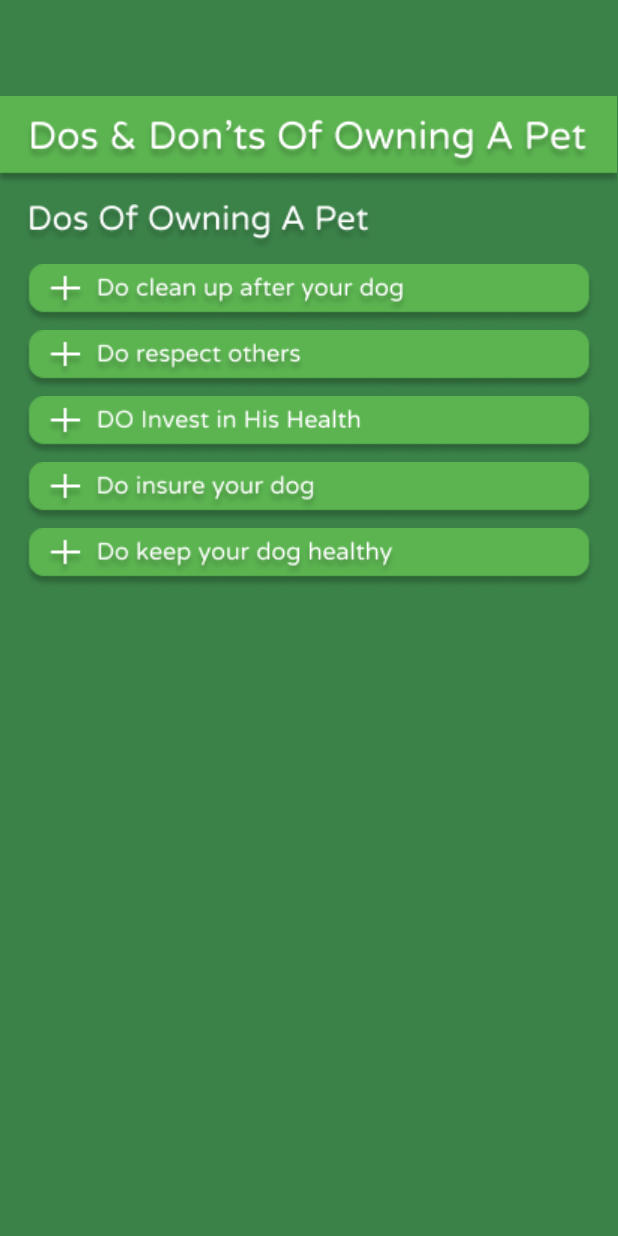
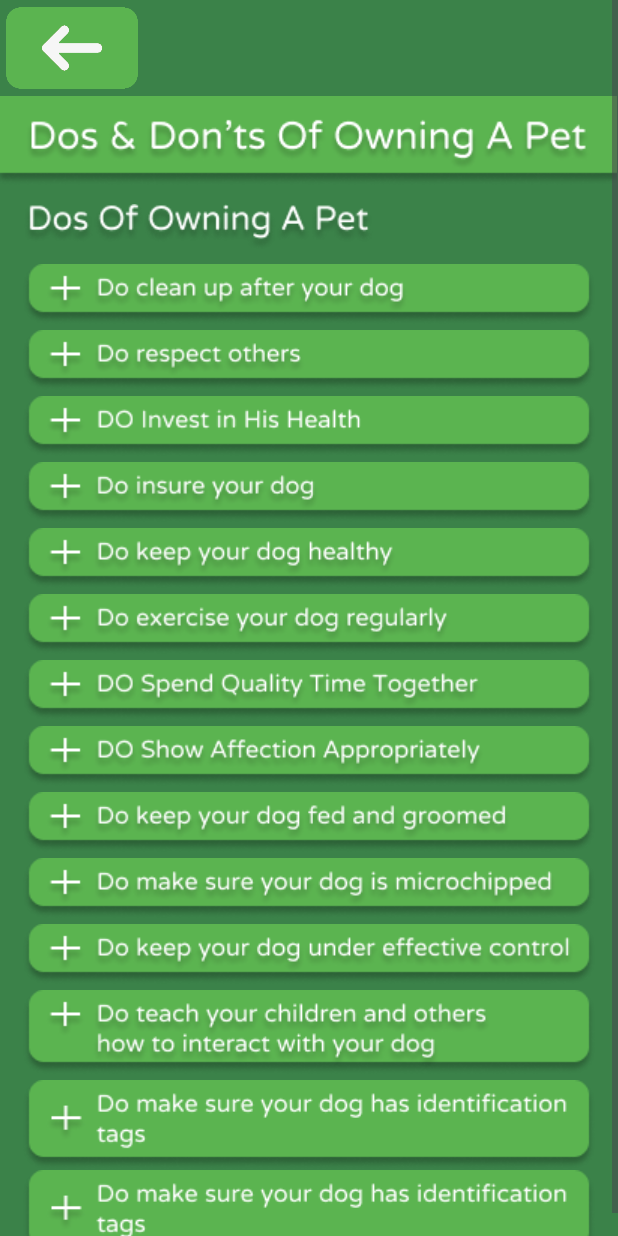
Before and after one commit to svennn-7836/Alagang.Kalinga__Pet-Care-App, an Android app: the DosDontsActivity screen opened directly, with no data from a screen before it, on a phone screen of 412 x 824 dp. Run offline under Robolectric (Android 15) with nearby library versions, the light colour scheme and no system bars.

Commit message:
add 14 dos in layout

```diff
--- a/app/src/main/java/com/example/alagatkalinga/DosDontsActivity.kt
+++ b/app/src/main/java/com/example/alagatkalinga/DosDontsActivity.kt
@@ -21,6 +21,11 @@ class DosDontsActivity : AppCompatActivity() {
     override fun onCreate(savedInstanceState: Bundle?) {
         super.onCreate(savedInstanceState)
         setContentView(R.layout.activity_dosdonts_activity)
+
+        val backButton: ImageView = findViewById(R.id.BackGreen1)
+        backButton.setOnClickListener {
+            onBackPressed()
+        }
 
         dos1 = findViewById(R.id.dos1)
         dosw1 = findViewById(R.id.dosw1)
--- a/app/src/main/res/layout/activity_dosdonts_activity.xml
+++ b/app/src/main/res/layout/activity_dosdonts_activity.xml
@@ -1,11 +1,32 @@
 <?xml version="1.0" encoding="utf-8"?>
-<androidx.constraintlayout.widget.ConstraintLayout xmlns:android="http://schemas.android.com/apk/res/android"
+<ScrollView
+    xmlns:android="http://schemas.android.com/apk/res/android"
     xmlns:app="http://schemas.android.com/apk/res-auto"
     xmlns:tools="http://schemas.android.com/tools"
     android:layout_width="match_parent"
     android:layout_height="match_parent"
+    android:background="@color/dgreen">
+
+    <androidx.constraintlayout.widget.ConstraintLayout
+        android:layout_width="match_parent"
+        android:layout_height="match_parent"
         android:background="@color/dgreen"
         tools:context=".MainActivity">
+
+        <ImageView
+            android:id="@+id/BackGreen1"
+            android:layout_width="88dp"
+            android:layout_height="56dp"
+            android:layout_marginStart="4dp"
+            android:layout_marginTop="4dp"
+            android:clickable="true"
+            android:contentDescription="BackGreen1"
+            android:onClick="onBackGreen1Click"
+            android:src="@drawable/backgreen"
+            app:layout_constraintStart_toStartOf="parent"
+            app:layout_constraintTop_toTopOf="parent"
+            app:layout_constraintVertical_weight="5"
+            tools:ignore="ContentDescription" />
 
         <ImageView
             android:layout_width="wrap_content"
@@ -13,9 +34,7 @@
             android:layout_marginTop="64dp"
             android:src="@drawable/dosnttitlepage"
             app:layout_constraintStart_toStartOf="parent"
-        app:layout_constraintTop_toTopOf="parent">
-
-    </ImageView>
+            app:layout_constraintTop_toTopOf="parent" />
 
         <ImageView
             android:layout_width="wrap_content"
@@ -34,10 +53,7 @@
             android:src="@drawable/dos1"
             app:layout_constraintEnd_toEndOf="parent"
             app:layout_constraintStart_toStartOf="parent"
-        app:layout_constraintTop_toTopOf="parent">
-
-
-    </ImageView>
+            app:layout_constraintTop_toTopOf="parent" />
 
         <ImageView
             android:id="@+id/dos2"
@@ -47,9 +63,7 @@
             android:layout_marginTop="220dp"
             app:layout_constraintEnd_toEndOf="parent"
             app:layout_constraintStart_toStartOf="parent"
-        app:layout_constraintTop_toTopOf="parent">
-
-    </ImageView>
+            app:layout_constraintTop_toTopOf="parent" />
 
         <ImageView
             android:id="@+id/dos3"
@@ -59,9 +73,7 @@
             android:layout_marginTop="264dp"
             app:layout_constraintEnd_toEndOf="parent"
             app:layout_constraintStart_toStartOf="parent"
-        app:layout_constraintTop_toTopOf="parent">
-
-    </ImageView>
+            app:layout_constraintTop_toTopOf="parent" />
 
         <ImageView
             android:id="@+id/dos4"
@@ -71,8 +83,7 @@
             android:layout_marginTop="308dp"
             app:layout_constraintEnd_toEndOf="parent"
             app:layout_constraintStart_toStartOf="parent"
-        app:layout_constraintTop_toTopOf="parent">
-    </ImageView>
+            app:layout_constraintTop_toTopOf="parent" />
 
         <ImageView
             android:id="@+id/dos5"
@@ -82,10 +93,95 @@
             android:layout_marginTop="352dp"
             app:layout_constraintEnd_toEndOf="parent"
             app:layout_constraintStart_toStartOf="parent"
-        app:layout_constraintTop_toTopOf="parent">
-    </ImageView>
+            app:layout_constraintTop_toTopOf="parent" />
 
+        <ImageView
+            android:id="@+id/dos6"
+            android:layout_width="wrap_content"
+            android:layout_height="wrap_content"
+            android:src="@drawable/dos6"
+            android:layout_marginTop="396dp"
+            app:layout_constraintEnd_toEndOf="parent"
+            app:layout_constraintStart_toStartOf="parent"
+            app:layout_constraintTop_toTopOf="parent" />
 
+        <ImageView
+            android:id="@+id/dos7"
+            android:layout_width="wrap_content"
+            android:layout_height="wrap_content"
+            android:src="@drawable/dos7"
+            android:layout_marginTop="440dp"
+            app:layout_constraintEnd_toEndOf="parent"
+            app:layout_constraintStart_toStartOf="parent"
+            app:layout_constraintTop_toTopOf="parent" />
+
+        <ImageView
+            android:id="@+id/dos8"
+            android:layout_width="wrap_content"
+            android:layout_height="wrap_content"
+            android:src="@drawable/dos8"
+            android:layout_marginTop="484dp"
+            app:layout_constraintEnd_toEndOf="parent"
+            app:layout_constraintStart_toStartOf="parent"
+            app:layout_constraintTop_toTopOf="parent" />
+
+        <ImageView
+            android:id="@+id/dos9"
+            android:layout_width="wrap_content"
+            android:layout_height="wrap_content"
+            android:src="@drawable/dos9"
+            android:layout_marginTop="528dp"
+            app:layout_constraintEnd_toEndOf="parent"
+            app:layout_constraintStart_toStartOf="parent"
+            app:layout_constraintTop_toTopOf="parent" />
+
+        <ImageView
+            android:id="@+id/dos10"
+            android:layout_width="wrap_content"
+            android:layout_height="wrap_content"
+            android:src="@drawable/dos10"
+            android:layout_marginTop="572dp"
+            app:layout_constraintEnd_toEndOf="parent"
+            app:layout_constraintStart_toStartOf="parent"
+            app:layout_constraintTop_toTopOf="parent" />
+
+        <ImageView
+            android:id="@+id/dos11"
+            android:layout_width="wrap_content"
+            android:layout_height="wrap_content"
+            android:src="@drawable/dos11"
+            android:layout_marginTop="616dp"
+            app:layout_constraintEnd_toEndOf="parent"
+            app:layout_constraintStart_toStartOf="parent"
+            app:layout_constraintTop_toTopOf="parent" />
+
+        <ImageView
+            android:id="@+id/dos12"
+            android:layout_width="wrap_content"
+            android:layout_height="wrap_content"
+            android:src="@drawable/dos12"
+            android:layout_marginTop="660dp"
+            app:layout_constraintEnd_toEndOf="parent"
+            app:layout_constraintStart_toStartOf="parent"
+            app:layout_constraintTop_toTopOf="parent" />
+        <ImageView
+            android:id="@+id/dos13"
+            android:layout_width="wrap_content"
+            android:layout_height="wrap_content"
+            android:src="@drawable/dos13"
+            android:layout_marginTop="720dp"
+            app:layout_constraintEnd_toEndOf="parent"
+            app:layout_constraintStart_toStartOf="parent"
+            app:layout_constraintTop_toTopOf="parent" />
+        <ImageView
+            android:id="@+id/dos14"
+            android:layout_width="wrap_content"
+            android:layout_height="wrap_content"
+            android:src="@drawable/dos13"
+            android:layout_marginTop="780dp"
+            app:layout_constraintEnd_toEndOf="parent"
+            app:layout_constraintStart_toStartOf="parent"
+            app:layout_constraintTop_toTopOf="parent" />
 
         <ImageView
             android:id="@+id/dosc1"
@@ -97,6 +193,7 @@
             app:layout_constraintEnd_toEndOf="parent"
             app:layout_constraintStart_toStartOf="parent"
             app:layout_constraintTop_toTopOf="parent" />
+
         <ImageView
             android:id="@+id/dosw1"
             android:layout_width="wrap_content"
@@ -108,7 +205,5 @@
             app:layout_constraintTop_toTopOf="parent"
             android:visibility="invisible" />
 
-
-
-
     </androidx.constraintlayout.widget.ConstraintLayout>
+</ScrollView>
```
Also changed, not shown: app/src/main/res/drawable/backgreen.png (added). Lines whose indentation alone changed are shown as unchanged.
